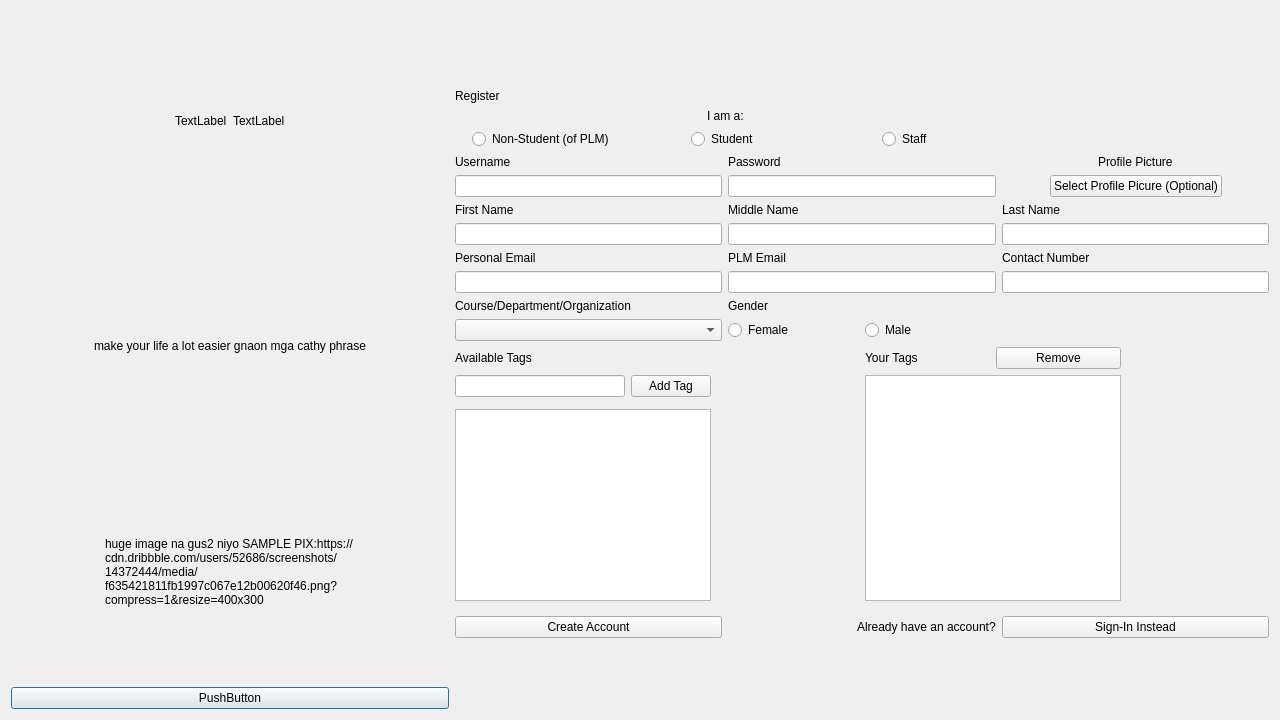
Above: registerwindow.ui from PeteCastle/SoftwareDesignCaseStudy before the change. Below: the same form after it.
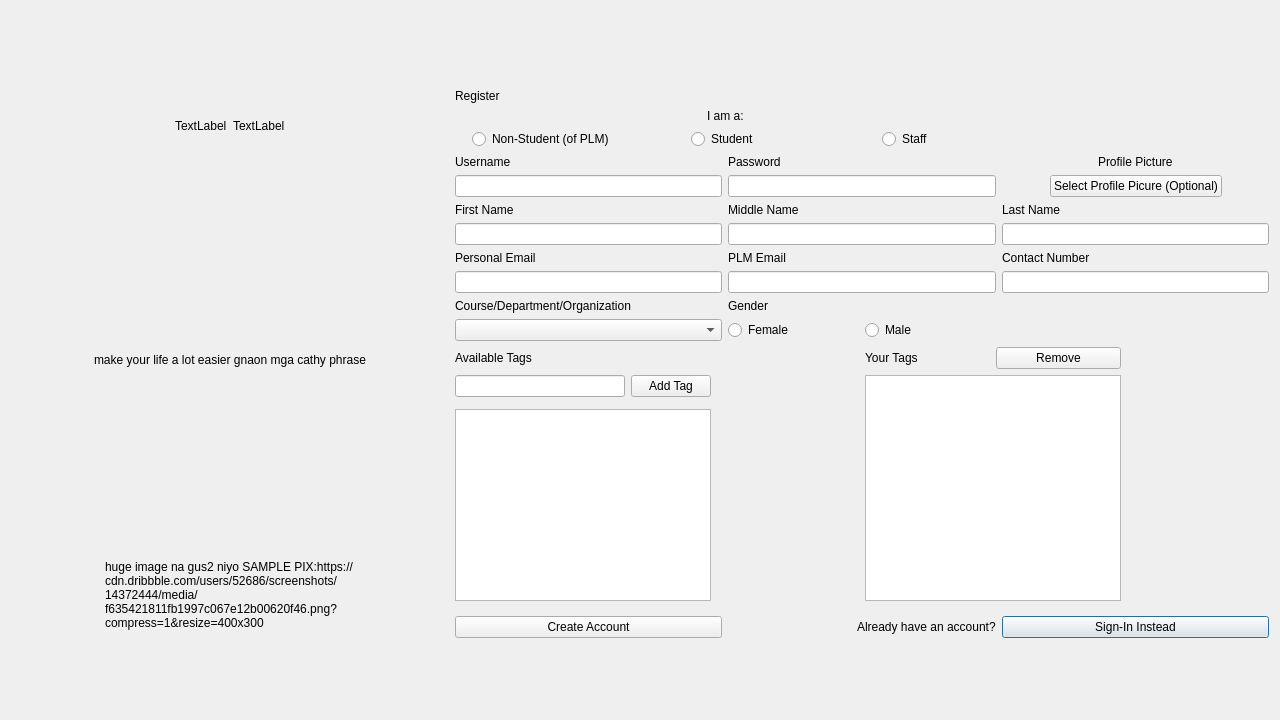
That is the form after the change.

The edit to the form file:
```diff
--- a/registerwindow.ui
+++ b/registerwindow.ui
@@ -51,13 +51,6 @@
        </property>
       </widget>
      </item>
-     <item>
-      <widget class="QPushButton" name="pushButton">
-       <property name="text">
-        <string>PushButton</string>
-       </property>
-      </widget>
-     </item>
     </layout>
    </item>
    <item>
```
